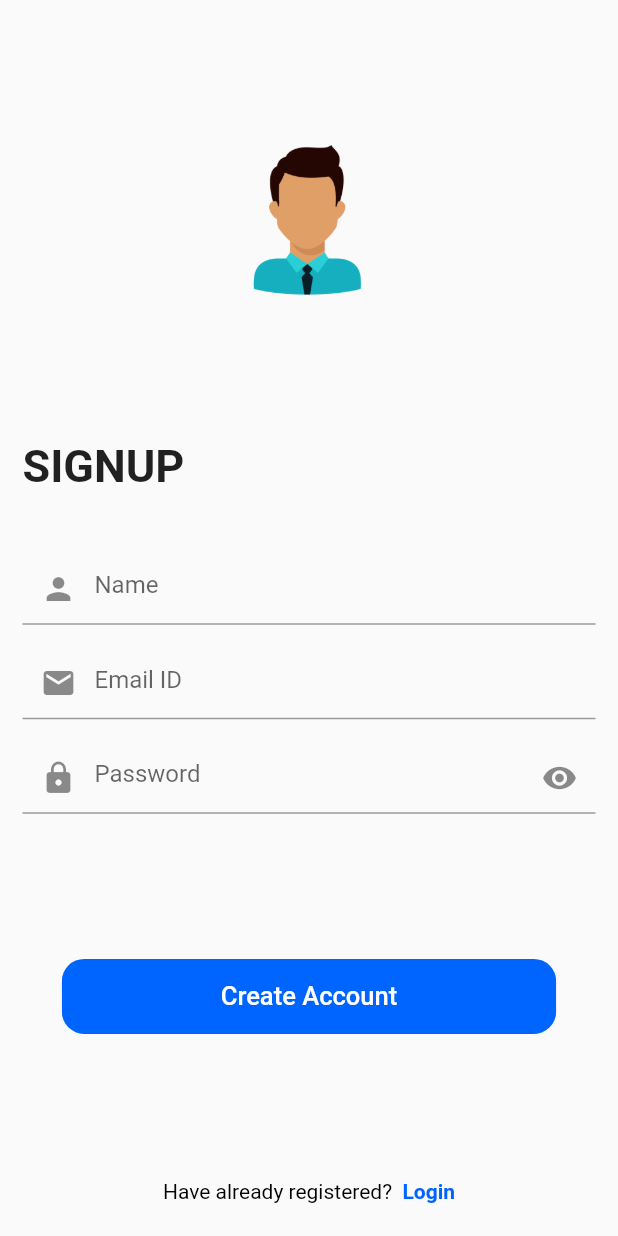
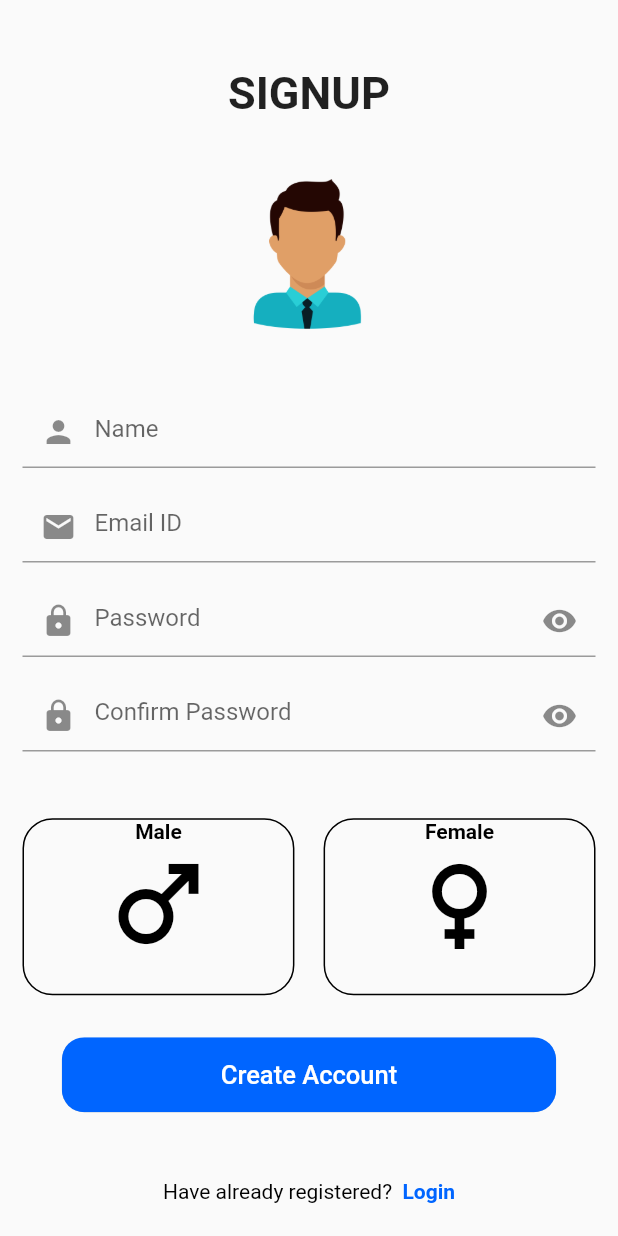
Before and after one commit to mananrg/Flutter_ChatGPT_Bot, a Flutter app: the screen it shows after launch, on a phone screen of 412 x 824 dp. Run offline on Flutter 3.47's test engine with Material 2 defaults, Android fonts, the light colour scheme and no system bars; our stand-ins replace animated_text_kit, awesome_snackbar_content, firebase_auth, firebase_core, lottie, shared_preferences and 1 more; accounts and stored records are empty.

Commit message:
made changes in ui added male female

```diff
--- a/lib/SignupScreen/SignupScreen.dart
+++ b/lib/SignupScreen/SignupScreen.dart
@@ -1,4 +1,5 @@
 import 'package:chatgpt_voice_chat/LoginScreen/LoginScreen.dart';
+import 'package:chatgpt_voice_chat/Widgets/constants.dart';
 import 'package:flutter/foundation.dart';
 import 'package:flutter/gestures.dart';
 import 'package:flutter/material.dart';
@@ -6,6 +7,12 @@ import 'package:flutter/services.dart';
 import 'package:chatgpt_voice_chat/Widgets/RoundedButton.dart';
 import 'package:awesome_snackbar_content/awesome_snackbar_content.dart';
 import 'package:firebase_auth/firebase_auth.dart';
+
+enum Gender {
+  male,
+  female,
+  //....
+}
 
 class SignupScreen extends StatefulWidget {
   const SignupScreen({Key? key}) : super(key: key);
@@ -15,10 +22,16 @@ class SignupScreen extends StatefulWidget {
 }
 
 class _SignupScreenState extends State<SignupScreen> {
+  final TextEditingController _nameController = TextEditingController();
   final TextEditingController _emailController = TextEditingController();
   final TextEditingController _passwordController = TextEditingController();
-  final TextEditingController _nameController = TextEditingController();
-  bool _obscureText = true;
+  final TextEditingController _confirmpasswordController =
+      TextEditingController();
+  bool maleSelected = false;
+  bool femaleSelected = false;
+  bool _obscureTextPassword = true;
+  bool _obscureTextConfirmPassword = true;
+  var selected;
   final _formKey = GlobalKey<FormState>();
   @override
   Widget build(BuildContext context) {
@@ -36,16 +49,8 @@ class _SignupScreenState extends State<SignupScreen> {
                 const Expanded(
                   child: SizedBox(),
                 ),
-
-                Image.asset(
-                  'assets/images/man.png',
-                  height: 100,
-                ),
-                const Expanded(
-                  child: SizedBox(),
-                ),
                 Row(
-                  mainAxisAlignment: MainAxisAlignment.start,
+                  mainAxisAlignment: MainAxisAlignment.center,
                   children: const [
                     Text(
                       "SIGNUP",
@@ -54,10 +59,17 @@ class _SignupScreenState extends State<SignupScreen> {
                     ),
                   ],
                 ),
-
                 const SizedBox(
                   height: 40,
                 ),
+                Image.asset(
+                  'assets/images/man.png',
+                  height: 100,
+                ),
+                const Expanded(
+                  child: SizedBox(),
+                ),
+
                 TextFormField(
                   onChanged: (value) {
                     _nameController.text = value;
@@ -89,7 +101,7 @@ class _SignupScreenState extends State<SignupScreen> {
 
                 //password input
                 TextFormField(
-                  obscureText: _obscureText,
+                  obscureText: _obscureTextPassword,
                   onChanged: (value) {
                     _passwordController.text = value;
                   },
@@ -101,16 +113,72 @@ class _SignupScreenState extends State<SignupScreen> {
                       suffixIcon: IconButton(
                         onPressed: () {
                           setState(() {
-                            _obscureText = !_obscureText;
+                            _obscureTextPassword = !_obscureTextPassword;
                           });
                         },
                         icon: const Icon(Icons.visibility),
                       )),
                 ),
+                const SizedBox(
+                  height: 15,
+                ),
+                TextFormField(
+                  obscureText: _obscureTextConfirmPassword,
+                  onChanged: (value) {
+                    _confirmpasswordController.text = value;
+                  },
+                  decoration: InputDecoration(
+
+                      // border: OutlineInputBorder(),
+                      hintText: 'Confirm Password',
+                      prefixIcon: const Icon(Icons.lock),
+                      suffixIcon: IconButton(
+                        onPressed: () {
+                          setState(() {
+                            _obscureTextConfirmPassword =
+                                !_obscureTextConfirmPassword;
+                          });
+                        },
+                        icon: const Icon(Icons.visibility),
+                      )),
+                ),
+
                 const Expanded(
                   child: SizedBox(),
                 ),
+                Row(
+                  children: [
+                    Container(
+                      width: MediaQuery.of(context).size.width * 0.44,
+                      child: GenderWidget(
+                          onclick: () {
+                            selected = Gender.male;
+                            setState(() {});
+                          },
+                          isSelected: Gender.male == selected,
+                          title: 'Male',
+                          icon: Icons.male,
+                          backgroundColor: Color(0xFF0065FF)),
+                    ),
+                    Expanded(child: SizedBox()),
+                    Container(
+                      width: MediaQuery.of(context).size.width * 0.44,
+                      child: GenderWidget(
+                          isSelected: Gender.female == selected,
+                          onclick: () {
+                            selected = Gender.female;
+                            setState(() {});
+                          },
+                          title: 'Female',
+                          icon: Icons.female,
+                          backgroundColor: Colors.purpleAccent),
+                    ),
+                  ],
+                ),
                 //signup button
+                SizedBox(
+                  height: 28,
+                ),
                 RoundedButton(
                   text: "Create Account",
                   press: () async {
@@ -204,3 +272,70 @@ class _SignupScreenState extends State<SignupScreen> {
     );
   }
 }
+
+class GenderWidget extends StatelessWidget {
+  final VoidCallback onclick;
+  final String title;
+  final IconData icon;
+  final Color? backgroundColor;
+  final bool isSelected;
+
+  GenderWidget({
+    required this.backgroundColor,
+    required this.isSelected,
+    required this.onclick,
+    required this.title,
+    required this.icon,
+  });
+
+  @override
+  Widget build(BuildContext context) {
+    return GestureDetector(
+      onTap: onclick,
+      child: Container(
+        decoration: BoxDecoration(
+          border: Border.all(color: Colors.black),
+          boxShadow: [
+            /*
+            BoxShadow(
+              color: Colors.white,
+            ),
+             BoxShadow(
+              color: isSelected ? backgroundColor! : Colors.white,
+              spreadRadius: -120.0,
+              blurRadius: 12.0,
+            ),*/
+          ],
+          borderRadius: BorderRadius.circular(20),
+        ),
+        //change color based on your need
+        child: Center(
+            child: Column(
+          mainAxisAlignment: MainAxisAlignment.spaceAround,
+          children: [
+            Text(
+              title,
+              style:
+                  TextStyle(fontWeight: FontWeight.bold, color: Colors.black),
+            ),
+            Icon(
+              icon,
+              ////??? What variable should i use to finish
+              color: isSelected == true ? backgroundColor : Colors.black,
+              size: 80,
+            ),
+            SizedBox(
+              height: 20,
+              //??? What variable should i use to finish
+              child: isSelected == true
+                  ? Text('Selected',
+                      style: TextStyle(
+                          fontWeight: FontWeight.bold, color: Colors.black))
+                  : null,
+            )
+          ],
+        )),
+      ),
+    );
+  }
+}
--- a/pubspec.yaml
+++ b/pubspec.yaml
@@ -47,6 +47,7 @@ dependencies:
   google_sign_in:
   cloud_firestore:
   intl_phone_field:
+
 dev_dependencies:
   flutter_test:
     sdk: flutter
```
